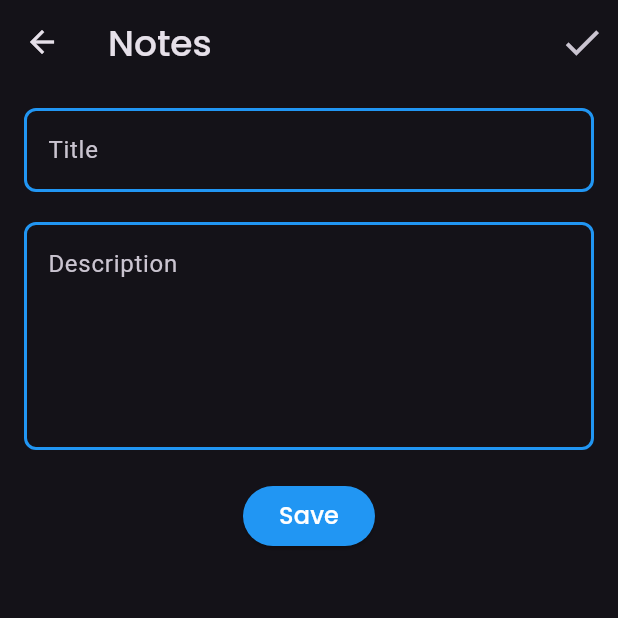
After one commit to amro3z/note_hive, a Flutter app: the screen it shows after launch, after a tap on an icon or button, on a phone screen of 412 x 824 dp, the top half of it. The commit adds this screen. Run offline on Flutter 3.47's test engine with Material 3 defaults, Android fonts, the phone set to English and light mode, and no system bars.

Commit message:
Add EditNote page with CustomAppBar and text fields for title and description in EditNote

```diff
--- a/lib/base/route.dart
+++ b/lib/base/route.dart
@@ -1,4 +1,5 @@
 import 'package:flutter/material.dart';
+import 'package:note_hive/screens/editNote.dart';
 import 'package:note_hive/screens/home.dart';
 
 class AppRoute {
@@ -6,6 +7,8 @@ class AppRoute {
     switch (settings.name) {
       case "/home":
         return MaterialPageRoute(builder: (_) => const HomeScreen());
+      case "/editNote":
+        return MaterialPageRoute(builder: (_) => const EditNoteScreen());
 
       default:
         return MaterialPageRoute(builder: (_) => const HomeScreen());
--- a/lib/helper/bootomSheet.dart
+++ b/lib/helper/bootomSheet.dart
@@ -1,6 +1,6 @@
 import 'package:flutter/material.dart';
 import 'package:note_hive/base/customTestField.dart';
-import 'package:note_hive/base/custoomBottom.dart';
+import 'package:note_hive/base/customBottom.dart';
 
 class BottomSheetWidget {
   Future showAddNoteBottomSheet(BuildContext context) {
--- /dev/null
+++ b/lib/helper/customAppBar.dart
@@ -0,0 +1,39 @@
+import 'package:flutter/material.dart';
+
+class CustomAppBar extends StatelessWidget implements PreferredSizeWidget {
+  final String title;
+  final IconData leadingIcon;
+  final VoidCallback? onLeadingPressed;
+  const CustomAppBar({
+    super.key,
+    required this.title,
+    required this.leadingIcon,
+    this.onLeadingPressed,
+  });
+
+  @override
+  Widget build(BuildContext context) {
+    return AppBar(
+      scrolledUnderElevation: 0,
+      elevation: 0,
+      backgroundColor: Colors.transparent,
+      title: Text(
+        title,
+        style: TextStyle(
+          fontSize: 24,
+          fontFamily: 'Poppins',
+          fontWeight: FontWeight.w500,
+        ),
+      ),
+      actions: [
+        IconButton(
+          icon: Icon(leadingIcon, size: 30),
+          onPressed: onLeadingPressed,
+        ),
+      ],
+    );
+  }
+
+  @override
+  Size get preferredSize => const Size.fromHeight(kToolbarHeight);
+}
--- a/lib/helper/noteItem.dart
+++ b/lib/helper/noteItem.dart
@@ -6,12 +6,13 @@ class NoteItem extends StatelessWidget {
     required this.title,
     required this.subtitle,
     required this.time,
-    required this.icon,
+    required this.icon, required this.pagePath,
   });
   final String title;
   final String subtitle;
   final DateTime time;
   final IconData icon;
+  final String pagePath;
   @override
   Widget build(BuildContext context) {
     return Padding(
@@ -23,6 +24,10 @@ class NoteItem extends StatelessWidget {
           border: Border.all(color: Colors.yellow, width: 1),
           borderRadius: BorderRadius.circular(8),
         ),
+        child: GestureDetector(
+          onTap: () {
+            Navigator.pushNamed(context, pagePath);
+          },
           child: Column(
             children: [
               ListTile(
@@ -68,6 +73,7 @@ class NoteItem extends StatelessWidget {
             ],
           ),
         ),
+      ),
     );
   }
 }
--- /dev/null
+++ b/lib/screens/editNote.dart
@@ -0,0 +1,45 @@
+import 'package:flutter/material.dart';
+import 'package:note_hive/base/customTestField.dart';
+import 'package:note_hive/base/customBottom.dart';
+import 'package:note_hive/helper/customAppBar.dart';
+
+class EditNoteScreen extends StatelessWidget {
+  const EditNoteScreen({super.key});
+
+  @override
+  Widget build(BuildContext context) {
+    return Scaffold(
+      appBar: CustomAppBar(title: 'Notes', leadingIcon: Icons.check ,
+        onLeadingPressed: () {
+          Navigator.pop(context);
+        },
+      ),
+      body: Padding(
+        padding: const EdgeInsets.all(16.0),
+        child: SingleChildScrollView(
+          child: Column(
+            children: [
+              CustomTextField(
+                hintText: 'Title',
+                cursorColor: Colors.blue,
+                enabledBorderColor: Colors.blue,
+                focusedBorderColor: Colors.green,
+              ),
+              SizedBox(height: 20),
+              CustomTextField(
+                hintText: 'Description',
+                cursorColor: Colors.blue,
+                enabledBorderColor: Colors.blue,
+                focusedBorderColor: Colors.green,
+                maxLines: 5,
+              ),
+              SizedBox(height: 20),
+              CustomBottom(title: "Save"),
+              SizedBox(height: 24),
+            ],
+          ),
+        ),
+      ),
+    );
+  }
+}
--- a/lib/screens/home.dart
+++ b/lib/screens/home.dart
@@ -1,5 +1,6 @@
 import 'package:flutter/material.dart';
 import 'package:note_hive/helper/bootomSheet.dart';
+import 'package:note_hive/helper/customAppBar.dart';
 import 'package:note_hive/helper/noteItem.dart';
 
 class HomeScreen extends StatelessWidget {
@@ -16,26 +17,9 @@ class HomeScreen extends StatelessWidget {
         },
         child: const Icon(Icons.add),
       ),
-      appBar: AppBar(
-        scrolledUnderElevation: 0,
-        elevation: 0,
-        backgroundColor: Colors.transparent,
-        title: const Text(
-          'Notes',
-          style: TextStyle(
-            fontSize: 24,
-            fontFamily: 'Poppins',
-            fontWeight: FontWeight.w500,
-          ),
-        ),
-        actions: [
-          IconButton(
-            icon: const Icon(Icons.search, size: 30),
-            onPressed: () {
-              // Action for adding a new note
-            },
-          ),
-        ],
+      appBar: CustomAppBar(
+        title: 'Notes',
+        leadingIcon: Icons.search,
       ),
       body: Center(
         child: Padding(
@@ -49,6 +33,7 @@ class HomeScreen extends StatelessWidget {
                 subtitle: 'Amr Hamouda',
                 time: DateTime.now(),
                 icon: Icons.delete,
+                pagePath: '/editNote',
               );
             },
           ),
```
Also changed, not shown: lib/base/customBottom.dart (renamed from lib/base/custoomBottom.dart). Lines whose indentation alone changed are shown as unchanged.
